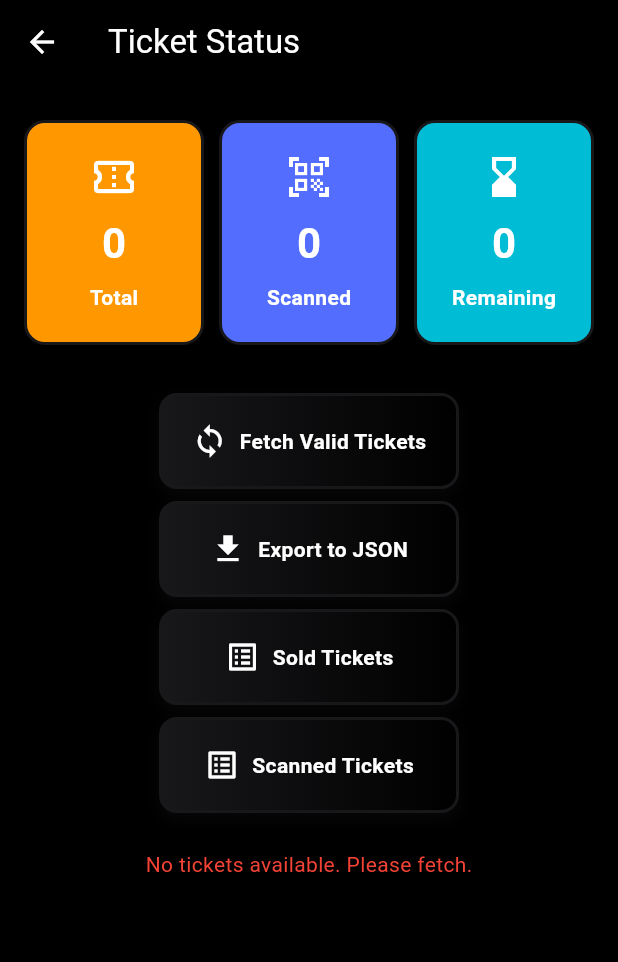
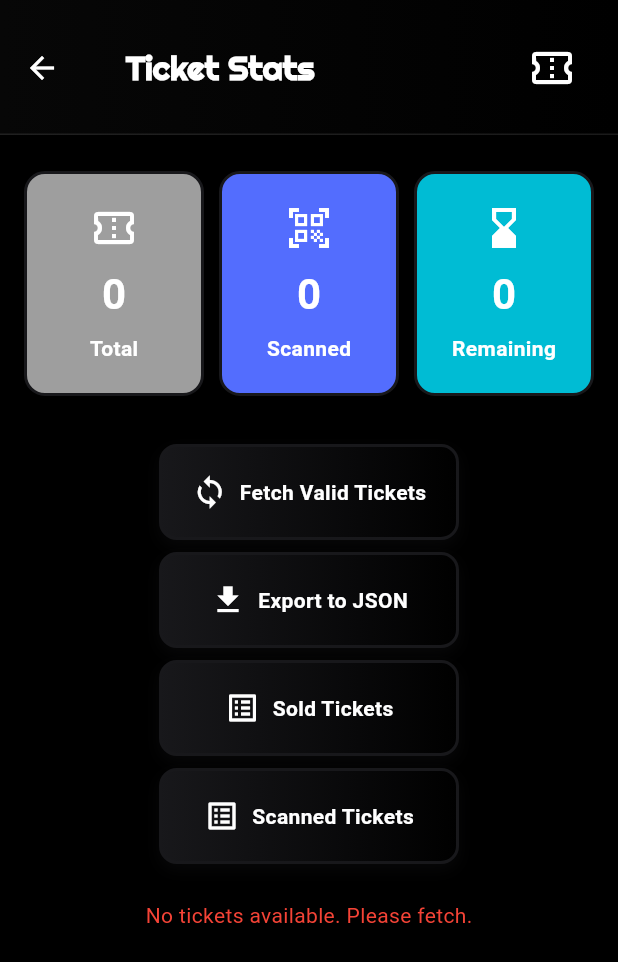
Before and after one commit to mattmurrayswe/digitalgarage_flutter, a Flutter app: the TicketListTab screen opened directly with empty values, on a phone screen of 412 x 824 dp. Shown: the top 962 px of the screen. Run offline on Flutter 3.47's test engine with Material 3 defaults, Android fonts, the phone set to English and light mode, and no system bars; our stand-ins replace cached_network_image, hive, hive_flutter; missing offline and left inert: mobile_scanner; accounts and stored records are empty.

Commit message:
ref: improvements on headers

```diff
--- a/lib/tabs/scanned_tickets_tab.dart
+++ b/lib/tabs/scanned_tickets_tab.dart
@@ -23,7 +23,7 @@ class _ScannedTicketsTabState extends State<ScannedTicketsTab> {
   Widget build(BuildContext context) {
     return Scaffold(
       appBar: AppBar(
-        title: const Text('Scanned Tickets'),
+        title: const Text('Scanned Tickets', style: TextStyle(fontFamily: 'Righteous')),
         // The back button appears automatically if this page is pushed
       ),
       body: ValueListenableBuilder(
--- a/lib/tabs/sold_tickets_tab.dart
+++ b/lib/tabs/sold_tickets_tab.dart
@@ -11,7 +11,7 @@ class SoldTicketsTab extends StatelessWidget {
     final tickets = box.values.toList();
 
     return Scaffold(
-      appBar: AppBar(title: const Text('Sold Tickets')),
+      appBar: AppBar(title: const Text('Sold Tickets', style: TextStyle(fontFamily: 'Righteous'))),
       body: ListView.builder(
         itemCount: tickets.length,
         itemBuilder: (context, index) {
--- a/lib/tabs/ticket_list_tab.dart
+++ b/lib/tabs/ticket_list_tab.dart
@@ -170,7 +170,44 @@ class _TicketListTabState extends State<TicketListTab> {
     final buttonWidth = 200.0;
 
     return Scaffold(
-      appBar: AppBar(title: const Text('Ticket Status')),
+      appBar: AppBar(
+        flexibleSpace: Container(
+          decoration: const BoxDecoration(
+            gradient: LinearGradient(
+              begin: Alignment.centerLeft,
+              end: Alignment.centerRight,
+              colors: [Color(0xFF070707), Colors.black],
+            ),
+            border: Border(
+              bottom: BorderSide(color: Colors.white10),
+            ),
+          ),
+        ),
+        toolbarHeight: 90,
+        title: Padding(
+          padding: const EdgeInsets.only(
+            left: 12.0,
+            right: 12.0
+          ),
+          child: Row(
+            mainAxisAlignment: MainAxisAlignment.spaceBetween,
+            children: const [
+              Text(
+                'Ticket Stats',
+                style: TextStyle(
+                  fontSize: 22,
+                  fontWeight: FontWeight.w600,
+                  fontFamily: 'Righteous',
+                ),
+              ),
+              Icon(
+                Icons.confirmation_num_outlined,
+                size: 32,
+              ), // Replace with any icon you want
+            ],
+          ),
+        ),
+      ),
       body: SingleChildScrollView(
         padding: const EdgeInsets.all(16),
         child: Column(
@@ -192,7 +229,7 @@ class _TicketListTabState extends State<TicketListTab> {
                       label: 'Total',
                       value: '$total',
                       icon: Icons.confirmation_number_outlined,
-                      color: Colors.orange
+                      color: Colors.grey
                     ),
                     const SizedBox(width: 10),
                     _infoCard(
```
